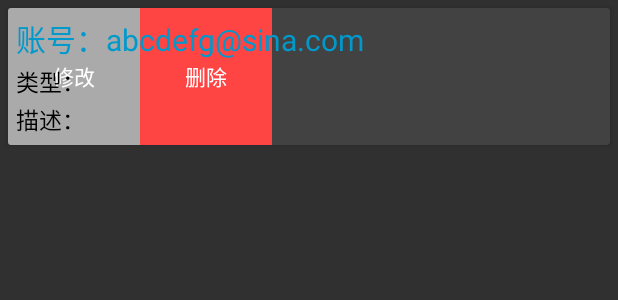
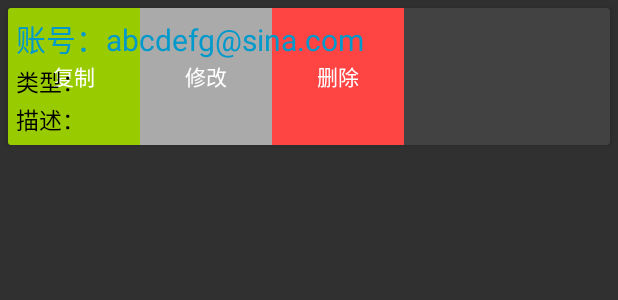
Before and after one commit to JarvisKent/PasswordManager, an Android app: the layout layout.xml on its own in the app's theme, with its tools: preview values and no code run, on a phone screen of 412 x 824 dp. Shown: the top 300 px of the screen. Run offline under Robolectric (Android 15) with nearby library versions, the phone set to English and light mode, and no system bars; plain views replace SwipeLayout.

Commit message:
添加复制密码到剪贴板功能

```diff
--- a/app/src/main/java/com/hzh/passwordmanager/ui/fragment/MainListFragment.java
+++ b/app/src/main/java/com/hzh/passwordmanager/ui/fragment/MainListFragment.java
@@ -1,11 +1,14 @@
 package com.hzh.passwordmanager.ui.fragment;
 
+import android.content.ClipboardManager;
+import android.content.Context;
 import android.os.Bundle;
 import android.support.v7.widget.LinearLayoutManager;
 import android.support.v7.widget.RecyclerView;
 import android.view.LayoutInflater;
 import android.view.View;
 import android.view.ViewGroup;
+import android.widget.Toast;
 
 import com.hzh.passwordmanager.R;
 import com.hzh.passwordmanager.adapter.MainListAdapter;
--- a/app/src/main/res/layout/layout.xml
+++ b/app/src/main/res/layout/layout.xml
@@ -13,6 +13,14 @@
             android:weightSum="1"
             android:layout_height="match_parent">
             <!--What you want to show-->
+            <Button
+                android:id="@+id/copyData"
+                android:layout_weight="1"
+                android:layout_width="match_parent"
+                android:layout_height="match_parent"
+                android:textColor="@android:color/white"
+                android:background="@android:color/holo_green_light"
+                android:text="复制"/>
             <Button
                 android:id="@+id/motifyData"
                 android:layout_weight="1"
```
Also changed, not shown: app/src/main/java/com/hzh/passwordmanager/adapter/MainListAdapter.java (+18 -3 lines), 1 other file.
